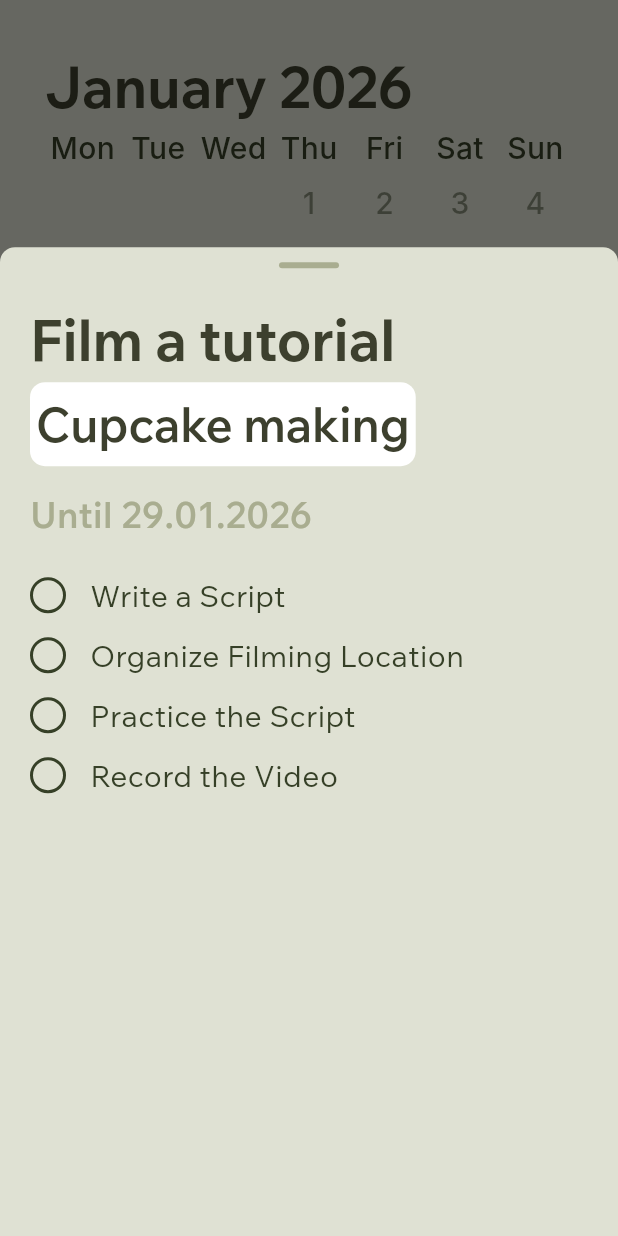
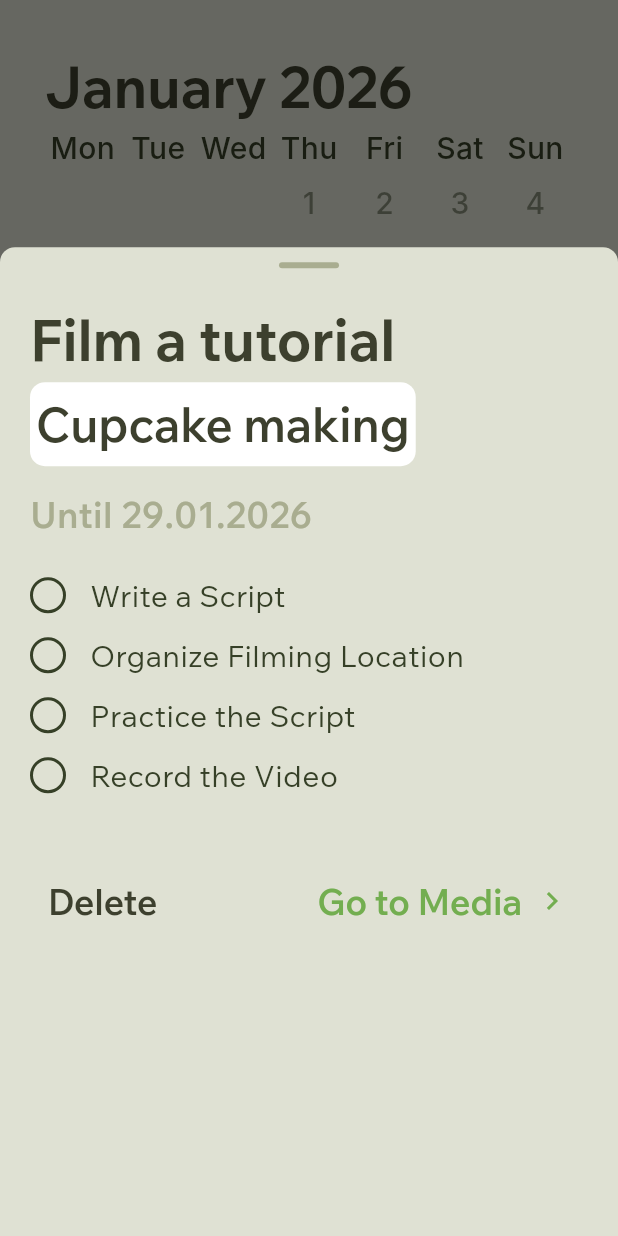
Before and after one commit to sanitaravel/coco_mobile_app, a Flutter app: the Calendar screen opened directly, after a tap on "Film a tutorial", on a phone screen of 412 x 824 dp. Run offline on Flutter 3.47's test engine with Material 3 defaults, Android fonts, the phone set to English and light mode, and no system bars; our stand-ins replace bloc, camera, equatable, fl_chart, flutter_bloc, flutter_markdown_plus and 2 more; network calls fail; Roboto replaces fonts that are missing (Inter); project files that could hold a hidden picture were left out.

Commit message:
feat: add delete functionality to TasksCubit and integrate delete button in TaskCard

```diff
--- a/lib/blocs/tasks_cubit.dart
+++ b/lib/blocs/tasks_cubit.dart
@@ -117,6 +117,11 @@ class TasksCubit extends Cubit<TasksState> {
     emit(state.copyWith(tasks: updatedTasks));
   }
 
+  void deleteTask(String taskId) {
+    final updatedTasks = state.tasks.where((task) => task.id != taskId).toList();
+    emit(state.copyWith(tasks: updatedTasks));
+  }
+
   Task? getClosestTask() {
     final now = DateTime.now();
     final today = DateTime(now.year, now.month, now.day);
--- a/lib/widgets/task_card.dart
+++ b/lib/widgets/task_card.dart
@@ -2,6 +2,7 @@ import 'package:flutter/material.dart';
 import 'package:flutter_bloc/flutter_bloc.dart';
 import '../blocs/task_model.dart';
 import '../blocs/tasks_cubit.dart';
+import '../blocs/navigation_bloc.dart';
 
 class TaskCard extends StatefulWidget {
   final Task task;
@@ -187,6 +188,62 @@ class TaskCardState extends State<TaskCard> {
                           ),
                         );
                       }),
+                      const SizedBox(height: 30),
+                      // Bottom buttons
+                      Row(
+                        children: [
+                          // Delete button
+                          TextButton(
+                            onPressed: () {
+                              context.read<TasksCubit>().deleteTask(currentTask.id);
+                              Navigator.of(context).pop(); // Close the modal
+                            },
+                            child: const Text(
+                              'Delete',
+                              style: TextStyle(
+                                color: Color(0xFF3D402E),
+                                fontFamily: 'WixMadeforText',
+                                fontSize: 24,
+                                fontStyle: FontStyle.normal,
+                                fontWeight: FontWeight.w600,
+                                height: 1.5,
+                                letterSpacing: -0.015 * 16,
+                              ),
+                            ),
+                          ),
+                          const Spacer(),
+                          // Go to media button
+                          TextButton(
+                            onPressed: () {
+                              // Navigate to media page (index 2)
+                              context.read<NavigationBloc>().add(ChangePage(2));
+                              Navigator.of(context).pop(); // Close the modal
+                            },
+                            child: Row(
+                              children: [
+                                Text(
+                                  'Go to Media',
+                                  style: const TextStyle(
+                                    color: Color(0xFF73AE50),
+                                    fontFamily: 'WixMadeforText',
+                                    fontSize: 24,
+                                    fontStyle: FontStyle.normal,
+                                    fontWeight: FontWeight.w600,
+                                    height: 1.5,
+                                    letterSpacing: -0.015 * 16,
+                                  ),
+                                ),
+                                const SizedBox(width: 8),
+                                const Icon(
+                                  Icons.chevron_right,
+                                  color: Color(0xFF73AE50),
+                                  size: 24,
+                                ),
+                              ],
+                            ),
+                          ),
+                        ],
+                      ),
                     ],
                   ),
                 ),
```
